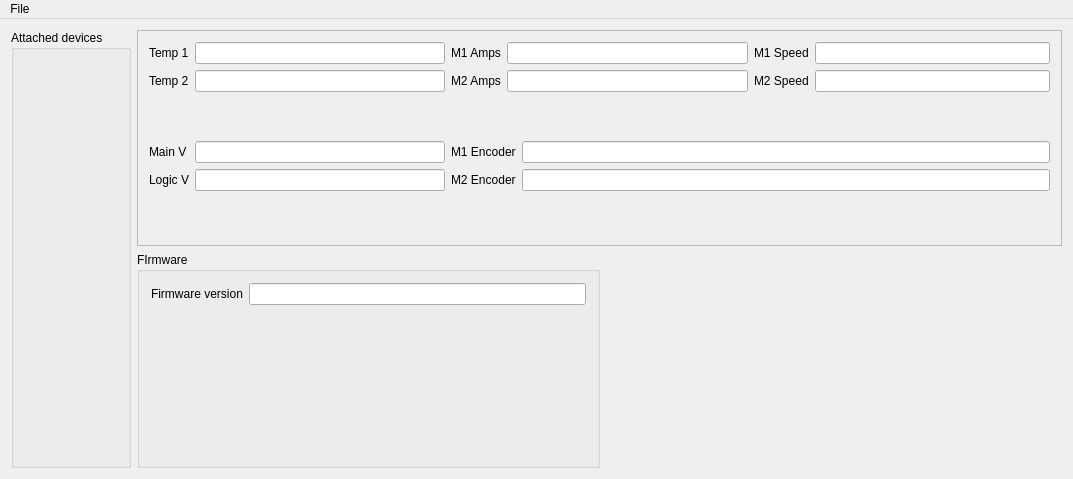
First picture: the form in ui/roboclaw_ui/roboclawmain.ui, repository lsolanka/roboclaw, before the edit.
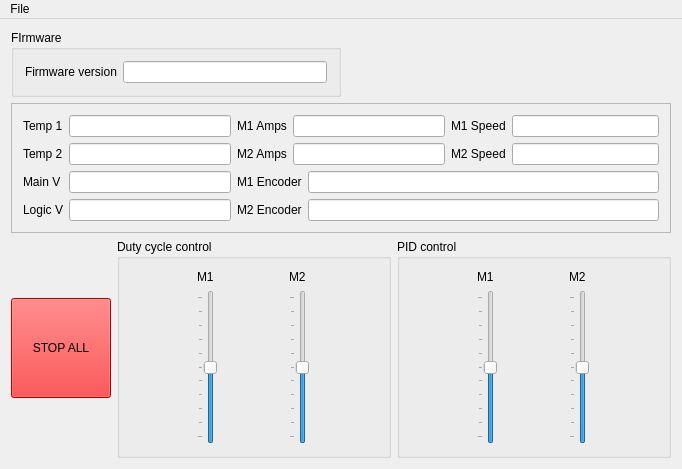
Second picture: the form after the edit.

Commit message: add duty cycle control using sliders

Diff of the .ui file:
```diff
--- a/ui/roboclaw_ui/roboclawmain.ui
+++ b/ui/roboclaw_ui/roboclawmain.ui
@@ -9,8 +9,8 @@
    <rect>
     <x>0</x>
     <y>0</y>
-    <width>1073</width>
-    <height>479</height>
+    <width>682</width>
+    <height>469</height>
    </rect>
   </property>
   <property name="sizePolicy">
@@ -23,17 +23,47 @@
    <string>RoboclawMain</string>
   </property>
   <widget class="QWidget" name="centralWidget">
-   <layout class="QHBoxLayout" name="horizontalLayout">
+   <layout class="QVBoxLayout" name="verticalLayout">
     <item>
-     <widget class="QGroupBox" name="groupBox">
+     <layout class="QHBoxLayout" name="horizontalLayout_2">
+      <item>
+       <widget class="QGroupBox" name="groupBox_2">
       <property name="title">
-       <string>Attached devices</string>
-      </property>
-      <layout class="QVBoxLayout" name="verticalLayout"/>
+         <string>FIrmware</string>
+        </property>
+        <layout class="QFormLayout" name="formLayout_5">
+         <item row="0" column="0">
+          <widget class="QLabel" name="label_13">
+           <property name="text">
+            <string>Firmware version</string>
+           </property>
+          </widget>
+         </item>
+         <item row="0" column="1">
+          <widget class="QLineEdit" name="firmwareVersionEdit">
+           <property name="readOnly">
+            <bool>true</bool>
+           </property>
+          </widget>
+         </item>
+        </layout>
      </widget>
     </item>
     <item>
-     <layout class="QVBoxLayout" name="verticalLayout_2">
+       <spacer name="horizontalSpacer">
+        <property name="orientation">
+         <enum>Qt::Horizontal</enum>
+        </property>
+        <property name="sizeHint" stdset="0">
+         <size>
+          <width>40</width>
+          <height>20</height>
+         </size>
+        </property>
+       </spacer>
+      </item>
+     </layout>
+    </item>
       <item>
        <widget class="QFrame" name="frame">
         <property name="frameShape">
@@ -207,44 +237,202 @@
        </widget>
       </item>
       <item>
-       <layout class="QHBoxLayout" name="horizontalLayout_2">
+     <layout class="QHBoxLayout" name="horizontalLayout_4">
         <item>
-         <widget class="QGroupBox" name="groupBox_2">
+       <widget class="QPushButton" name="stopAllButton">
+        <property name="minimumSize">
+         <size>
+          <width>100</width>
+          <height>100</height>
+         </size>
+        </property>
+        <property name="maximumSize">
+         <size>
+          <width>100</width>
+          <height>100</height>
+         </size>
+        </property>
+        <property name="styleSheet">
+         <string notr="true">background-color: red</string>
+        </property>
+        <property name="text">
+         <string>STOP ALL</string>
+        </property>
+       </widget>
+      </item>
+      <item>
+       <widget class="QGroupBox" name="dutyGroupBox">
           <property name="title">
-           <string>FIrmware</string>
-          </property>
-          <layout class="QFormLayout" name="formLayout_5">
+         <string>Duty cycle control</string>
+        </property>
+        <layout class="QHBoxLayout" name="horizontalLayout">
+         <item>
+          <layout class="QGridLayout" name="gridLayout_2">
            <item row="0" column="0">
-            <widget class="QLabel" name="label_13">
+            <widget class="QLabel" name="label_7">
              <property name="text">
-              <string>Firmware version</string>
+              <string>M1</string>
              </property>
             </widget>
            </item>
-           <item row="0" column="1">
-            <widget class="QLineEdit" name="firmwareVersionEdit">
-             <property name="readOnly">
+           <item row="1" column="0">
+            <widget class="QSlider" name="m1DutySlider">
+             <property name="minimum">
+              <number>-100</number>
+             </property>
+             <property name="maximum">
+              <number>100</number>
+             </property>
+             <property name="singleStep">
+              <number>1</number>
+             </property>
+             <property name="tracking">
               <bool>true</bool>
              </property>
+             <property name="orientation">
+              <enum>Qt::Vertical</enum>
+             </property>
+             <property name="invertedAppearance">
+              <bool>false</bool>
+             </property>
+             <property name="tickPosition">
+              <enum>QSlider::TicksAbove</enum>
+             </property>
+             <property name="tickInterval">
+              <number>20</number>
+             </property>
             </widget>
            </item>
           </layout>
-         </widget>
-        </item>
+         </item>
+         <item>
+          <layout class="QGridLayout" name="gridLayout_3">
+           <item row="0" column="0">
+            <widget class="QLabel" name="label_8">
+             <property name="text">
+              <string>M2</string>
+             </property>
+            </widget>
+           </item>
+           <item row="1" column="0">
+            <widget class="QSlider" name="m2DutySlider">
+             <property name="minimum">
+              <number>-100</number>
+             </property>
+             <property name="maximum">
+              <number>100</number>
+             </property>
+             <property name="singleStep">
+              <number>1</number>
+             </property>
+             <property name="tracking">
+              <bool>true</bool>
+             </property>
+             <property name="orientation">
+              <enum>Qt::Vertical</enum>
+             </property>
+             <property name="invertedAppearance">
+              <bool>false</bool>
+             </property>
+             <property name="tickPosition">
+              <enum>QSlider::TicksAbove</enum>
+             </property>
+             <property name="tickInterval">
+              <number>20</number>
+             </property>
+            </widget>
+           </item>
+          </layout>
+         </item>
+        </layout>
+       </widget>
+      </item>
         <item>
-         <spacer name="horizontalSpacer">
+       <widget class="QGroupBox" name="dutyGroupBox_2">
+        <property name="title">
+         <string>PID control</string>
+        </property>
+        <layout class="QHBoxLayout" name="horizontalLayout_3">
+         <item>
+          <layout class="QGridLayout" name="gridLayout_4">
+           <item row="0" column="0">
+            <widget class="QLabel" name="label_14">
+             <property name="text">
+              <string>M1</string>
+             </property>
+            </widget>
+           </item>
+           <item row="1" column="0">
+            <widget class="QSlider" name="verticalSlider_3">
+             <property name="minimum">
+              <number>-100</number>
+             </property>
+             <property name="maximum">
+              <number>100</number>
+             </property>
+             <property name="singleStep">
+              <number>1</number>
+             </property>
+             <property name="tracking">
+              <bool>true</bool>
+             </property>
           <property name="orientation">
-           <enum>Qt::Horizontal</enum>
-          </property>
-          <property name="sizeHint" stdset="0">
-           <size>
-            <width>40</width>
-            <height>20</height>
-           </size>
-          </property>
-         </spacer>
-        </item>
-       </layout>
+              <enum>Qt::Vertical</enum>
+             </property>
+             <property name="invertedAppearance">
+              <bool>false</bool>
+             </property>
+             <property name="tickPosition">
+              <enum>QSlider::TicksAbove</enum>
+             </property>
+             <property name="tickInterval">
+              <number>20</number>
+             </property>
+            </widget>
+           </item>
+          </layout>
+         </item>
+         <item>
+          <layout class="QGridLayout" name="gridLayout_5">
+           <item row="0" column="0">
+            <widget class="QLabel" name="label_15">
+             <property name="text">
+              <string>M2</string>
+             </property>
+            </widget>
+           </item>
+           <item row="1" column="0">
+            <widget class="QSlider" name="verticalSlider_4">
+             <property name="minimum">
+              <number>-100</number>
+             </property>
+             <property name="maximum">
+              <number>100</number>
+             </property>
+             <property name="singleStep">
+              <number>1</number>
+             </property>
+             <property name="tracking">
+              <bool>true</bool>
+             </property>
+             <property name="orientation">
+              <enum>Qt::Vertical</enum>
+             </property>
+             <property name="invertedAppearance">
+              <bool>false</bool>
+             </property>
+             <property name="tickPosition">
+              <enum>QSlider::TicksAbove</enum>
+             </property>
+             <property name="tickInterval">
+              <number>20</number>
+             </property>
+            </widget>
+           </item>
+          </layout>
+         </item>
+        </layout>
+       </widget>
       </item>
      </layout>
     </item>
@@ -255,7 +443,7 @@
     <rect>
      <x>0</x>
      <y>0</y>
-     <width>1073</width>
+     <width>682</width>
      <height>22</height>
     </rect>
    </property>
```
Lines whose indentation alone changed are shown as unchanged. The commit also changes 2 other files.
